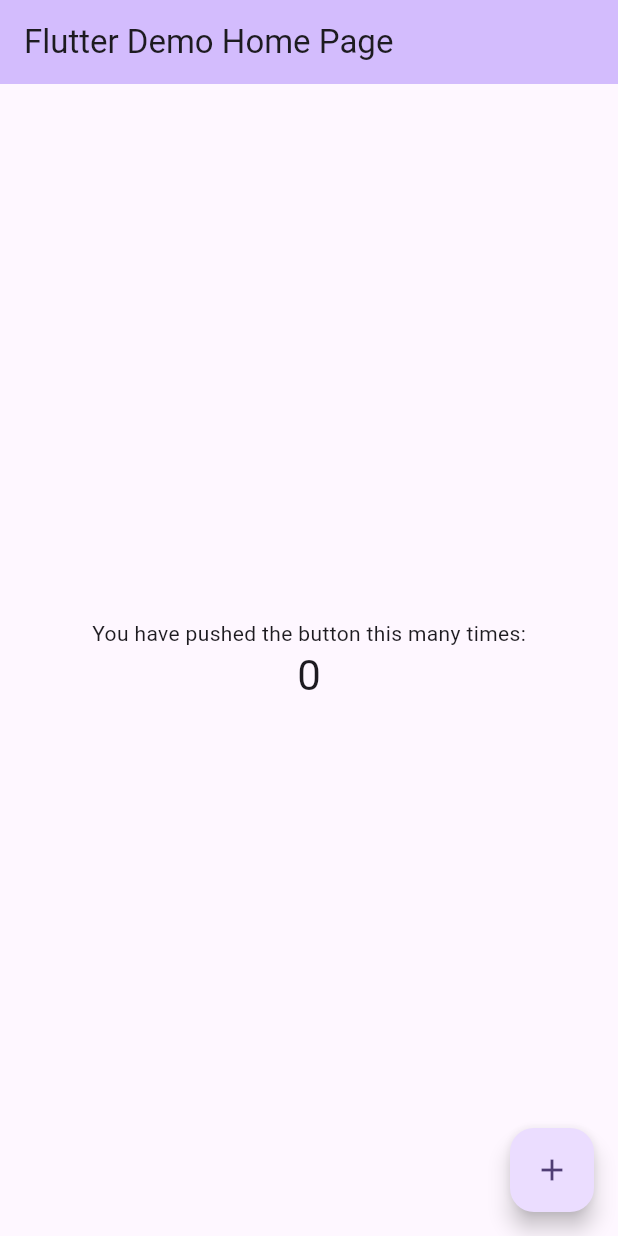
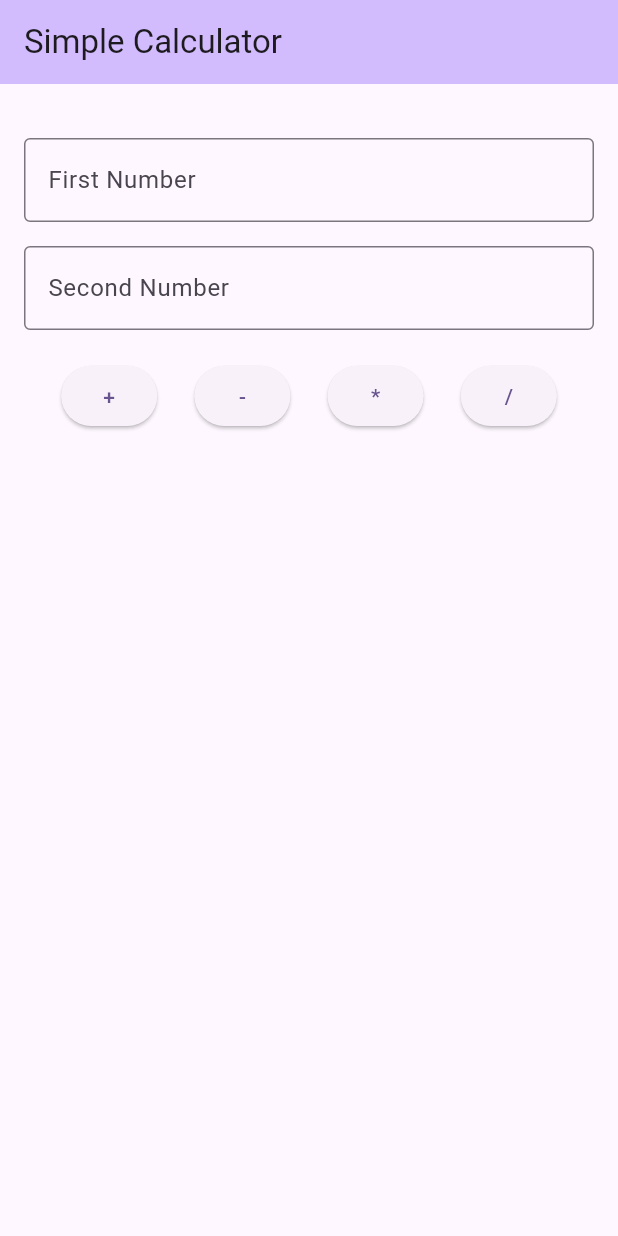
Before and after one commit to hayderr-glitch/simple_calculator, a Flutter app: the screen it shows after launch, on a phone screen of 412 x 824 dp. Run offline on Flutter 3.47's test engine with Material 3 defaults, Android fonts, the phone set to English and light mode, and no system bars.

Commit message:
operators and text field

```diff
--- a/lib/main.dart
+++ b/lib/main.dart
@@ -10,11 +10,12 @@ class MyApp extends StatelessWidget {
   @override
   Widget build(BuildContext context) {
     return MaterialApp(
-      title: 'Flutter Demo',
+      title: 'Simple Calculator',
       theme: ThemeData(
         colorScheme: ColorScheme.fromSeed(seedColor: Colors.deepPurple),
+        useMaterial3: true,
       ),
-      home: const MyHomePage(title: 'Flutter Demo Home Page'),
+      home: const MyHomePage(title: 'Simple Calculator'),
     );
   }
 }
@@ -29,12 +30,60 @@ class MyHomePage extends StatefulWidget {
 }
 
 class _MyHomePageState extends State<MyHomePage> {
-  int _counter = 0;
+  final TextEditingController _controllerA = TextEditingController();
+  final TextEditingController _controllerB = TextEditingController();
+  String _result = '';
 
-  void _incrementCounter() {
+  void _calculate(String operation) {
+    final double? a = double.tryParse(_controllerA.text);
+    final double? b = double.tryParse(_controllerB.text);
+    double tempResult;
+
+    if (a == null || b == null) {
+      setState(() {
+        _result = 'Invalid Input';
+      });
+      return;
+    }
+
+    switch (operation) {
+      case '+':
+        tempResult = a + b;
+        break;
+      case '-':
+        tempResult = a - b;
+        break;
+      case '*':
+        tempResult = a * b;
+        break;
+      case '/':
+        if (b == 0) {
+          setState(() {
+            _result = 'Cannot divide by zero';
+          });
+          return;
+        }
+        tempResult = a / b;
+        break;
+      default:
+        return;
+    }
+
     setState(() {
-      _counter++;
+      // Format result to show as integer if it's a whole number
+      if (tempResult % 1 == 0) {
+        _result = 'Result: ${tempResult.toInt()}';
+      } else {
+        _result = 'Result: ${tempResult.toStringAsFixed(2)}';
+      }
     });
+  }
+
+  @override
+  void dispose() {
+    _controllerA.dispose();
+    _controllerB.dispose();
+    super.dispose();
   }
 
   @override
@@ -44,22 +93,59 @@ class _MyHomePageState extends State<MyHomePage> {
         backgroundColor: Theme.of(context).colorScheme.inversePrimary,
         title: Text(widget.title),
       ),
-      body: Center(
+      body: Padding(
+        padding: const EdgeInsets.all(16.0),
         child: Column(
-          mainAxisAlignment: MainAxisAlignment.center,
+          mainAxisAlignment: MainAxisAlignment.start,
           children: <Widget>[
-            const Text('You have pushed the button this many times:'),
-            Text(
-              '$_counter',
-              style: Theme.of(context).textTheme.headlineMedium,
+            const SizedBox(height: 20),
+            TextField(
+              controller: _controllerA,
+              decoration: const InputDecoration(
+                labelText: 'First Number',
+                border: OutlineInputBorder(),
+              ),
+              keyboardType: const TextInputType.numberWithOptions(
+                decimal: true,
+              ),
             ),
+            const SizedBox(height: 16),
+            TextField(
+              controller: _controllerB,
+              decoration: const InputDecoration(
+                labelText: 'Second Number',
+                border: OutlineInputBorder(),
+              ),
+              keyboardType: const TextInputType.numberWithOptions(
+                decimal: true,
+              ),
+            ),
+            const SizedBox(height: 20),
+            Row(
+              mainAxisAlignment: MainAxisAlignment.spaceEvenly,
+              children: [
+                ElevatedButton(
+                  onPressed: () => _calculate('+'),
+                  child: const Text('+'),
+                ),
+                ElevatedButton(
+                  onPressed: () => _calculate('-'),
+                  child: const Text('-'),
+                ),
+                ElevatedButton(
+                  onPressed: () => _calculate('*'),
+                  child: const Text('*'),
+                ),
+                ElevatedButton(
+                  onPressed: () => _calculate('/'),
+                  child: const Text('/'),
+                ),
+              ],
+            ),
+            const SizedBox(height: 30),
+            Text(_result, style: Theme.of(context).textTheme.headlineMedium),
           ],
         ),
-      ),
-      floatingActionButton: FloatingActionButton(
-        onPressed: _incrementCounter,
-        tooltip: 'Increment',
-        child: const Icon(Icons.add),
       ),
     );
   }
```
